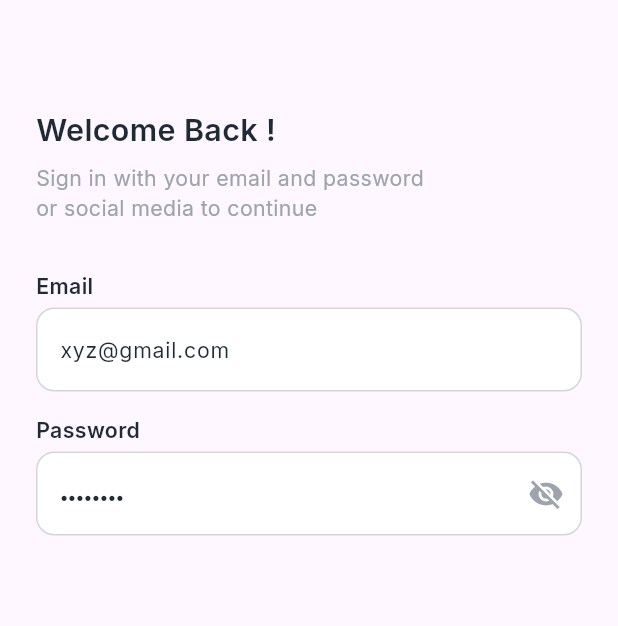
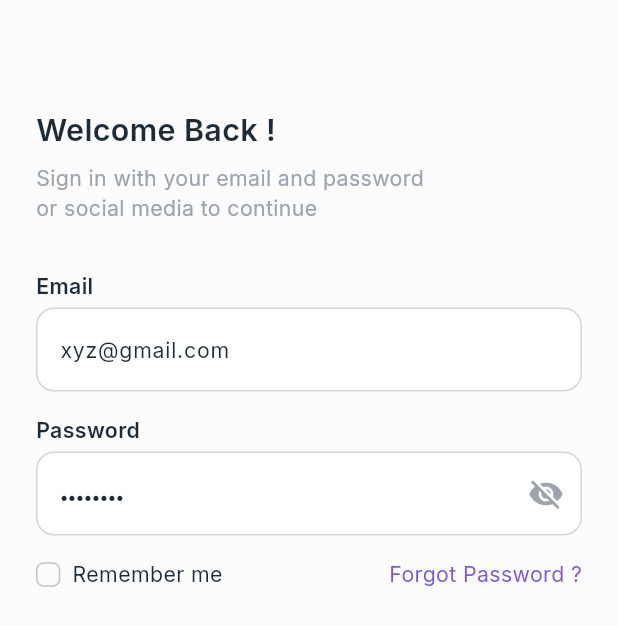
Before and after one commit to NadyAlwazah/flutter-task10-team-housely-app-beg, a Flutter app: the screen it shows after launch, on a phone screen of 412 x 824 dp. Shown: the top 626 px of the screen. Run offline on Flutter 3.47's test engine with Material 3 defaults, Android fonts, the light colour scheme and no system bars; our stand-ins replace flutter_screenutil, flutter_svg, go_router, google_fonts.

Commit message:
feat: add RememberMe, ForgotPasswordText, and CustomCheckBox components to SigninView

```diff
--- /dev/null
+++ b/devtools_options.yaml
@@ -0,0 +1,3 @@
+description: This file stores settings for Dart & Flutter DevTools.
+documentation: https://docs.flutter.dev/tools/devtools/extensions#configure-extension-enablement-states
+extensions:
--- a/lib/core/utils/assets.dart
+++ b/lib/core/utils/assets.dart
@@ -5,4 +5,5 @@ class AssetsData {
   static const iconFavoriteSvg = "${_icons}favorite.svg";
   static const iconDocumentSvg = "${_icons}document.svg";
   static const iconExploreSvg = "${_icons}explore.svg";
+  static const iconCheckSvg = "${_icons}check.svg";
 }
--- /dev/null
+++ b/lib/features/auth/presentation/views/widgets/custom_check_box.dart
@@ -0,0 +1,42 @@
+import 'package:flutter/material.dart';
+import 'package:flutter_screenutil/flutter_screenutil.dart';
+import 'package:flutter_svg/svg.dart';
+import 'package:flutter_task10_team_housely_app_beg/core/utils/app_colors.dart';
+import 'package:flutter_task10_team_housely_app_beg/core/utils/assets.dart';
+
+class CustomCheckBox extends StatelessWidget {
+  final bool value;
+  final ValueChanged<bool> onChanged;
+
+  const CustomCheckBox({
+    super.key,
+    required this.value,
+    required this.onChanged,
+  });
+
+  @override
+  Widget build(BuildContext context) {
+    return InkWell(
+      onTap: () => onChanged(!value),
+      child: Container(
+        width: 16.r,
+        height: 16.r,
+        decoration: BoxDecoration(
+          borderRadius: BorderRadius.circular(5.r),
+          border: Border.all(width: 1, color: const Color(0xFFC4C3CB)),
+          color: value ? AppColors.primary : Colors.transparent,
+        ),
+        child: Center(
+          child: value
+              ? SvgPicture.asset(
+                  AssetsData.iconCheckSvg,
+                  color: Colors.white,
+                  width: 14.r,
+                  height: 14.r,
+                )
+              : null,
+        ),
+      ),
+    );
+  }
+}
--- /dev/null
+++ b/lib/features/auth/presentation/views/widgets/forgot_password_text.dart
@@ -0,0 +1,20 @@
+import 'package:flutter/material.dart';
+import 'package:flutter_task10_team_housely_app_beg/core/utils/app_colors.dart';
+import 'package:flutter_task10_team_housely_app_beg/core/utils/styles.dart';
+
+class ForgotPasswordText extends StatelessWidget {
+  final VoidCallback? onTap;
+
+  const ForgotPasswordText({super.key, this.onTap});
+
+  @override
+  Widget build(BuildContext context) {
+    return InkWell(
+      onTap: onTap,
+      child: Text(
+        "Forgot Password ?",
+        style: Styles.textStyle14W400Inter.copyWith(color: AppColors.primary),
+      ),
+    );
+  }
+}
--- /dev/null
+++ b/lib/features/auth/presentation/views/widgets/remember_me.dart
@@ -0,0 +1,41 @@
+import 'package:flutter/material.dart';
+import 'package:flutter_task10_team_housely_app_beg/core/utils/app_colors.dart';
+import 'package:flutter_task10_team_housely_app_beg/core/utils/styles.dart';
+import 'package:flutter_task10_team_housely_app_beg/features/auth/presentation/views/widgets/custom_check_box.dart';
+
+class RememberMe extends StatefulWidget {
+  const RememberMe({super.key, required this.onChanged});
+  final ValueChanged<bool> onChanged;
+
+  @override
+  State<RememberMe> createState() => _RememberMeState();
+}
+
+class _RememberMeState extends State<RememberMe> {
+  bool isChecked = false;
+
+  @override
+  Widget build(BuildContext context) {
+    return Row(
+      crossAxisAlignment: CrossAxisAlignment.center,
+      children: [
+        CustomCheckBox(
+          value: isChecked,
+          onChanged: (value) {
+            setState(() {
+              isChecked = value;
+              widget.onChanged(value);
+            });
+          },
+        ),
+        const SizedBox(width: 8),
+        Text(
+          "Remember me",
+          style: Styles.textStyle14W400Inter.copyWith(
+            color: AppColors.textPrimary,
+          ),
+        ),
+      ],
+    );
+  }
+}
--- a/lib/features/auth/presentation/views/widgets/signin_view_body.dart
+++ b/lib/features/auth/presentation/views/widgets/signin_view_body.dart
@@ -1,5 +1,7 @@
 import 'package:flutter/material.dart';
 import 'package:flutter_task10_team_housely_app_beg/features/auth/presentation/views/widgets/auth_header.dart';
+import 'package:flutter_task10_team_housely_app_beg/features/auth/presentation/views/widgets/forgot_password_text.dart';
+import 'package:flutter_task10_team_housely_app_beg/features/auth/presentation/views/widgets/remember_me.dart';
 import 'package:flutter_task10_team_housely_app_beg/features/auth/presentation/views/widgets/signin_form_fields.dart';
 
 class SigninViewBody extends StatefulWidget {
@@ -41,6 +43,15 @@ class _SigninViewBodyState extends State<SigninViewBody> {
                   emailController: emailController,
                   passwordController: passwordController,
                 ),
+
+                const SizedBox(height: 16),
+                Row(
+                  children: [
+                    RememberMe(onChanged: (val) {}),
+                    const Spacer(),
+                    const ForgotPasswordText(),
+                  ],
+                ),
               ],
             ),
           ),
--- a/lib/main.dart
+++ b/lib/main.dart
@@ -1,6 +1,7 @@
 import 'package:flutter/material.dart';
 import 'package:flutter_screenutil/flutter_screenutil.dart';
 import 'package:flutter_task10_team_housely_app_beg/core/app/routes.dart';
+import 'package:flutter_task10_team_housely_app_beg/core/utils/app_colors.dart';
 
 void main() {
   runApp(const HouselyApp());
@@ -17,6 +18,7 @@ class HouselyApp extends StatelessWidget {
       splitScreenMode: true,
       builder: (context, child) => MaterialApp.router(
         debugShowCheckedModeBanner: false,
+        theme: ThemeData(scaffoldBackgroundColor: AppColors.backgroundColor),
         routerConfig: AppRouter.router,
       ),
     );
```
Also changed, not shown: assets/icons/check.svg (added).
